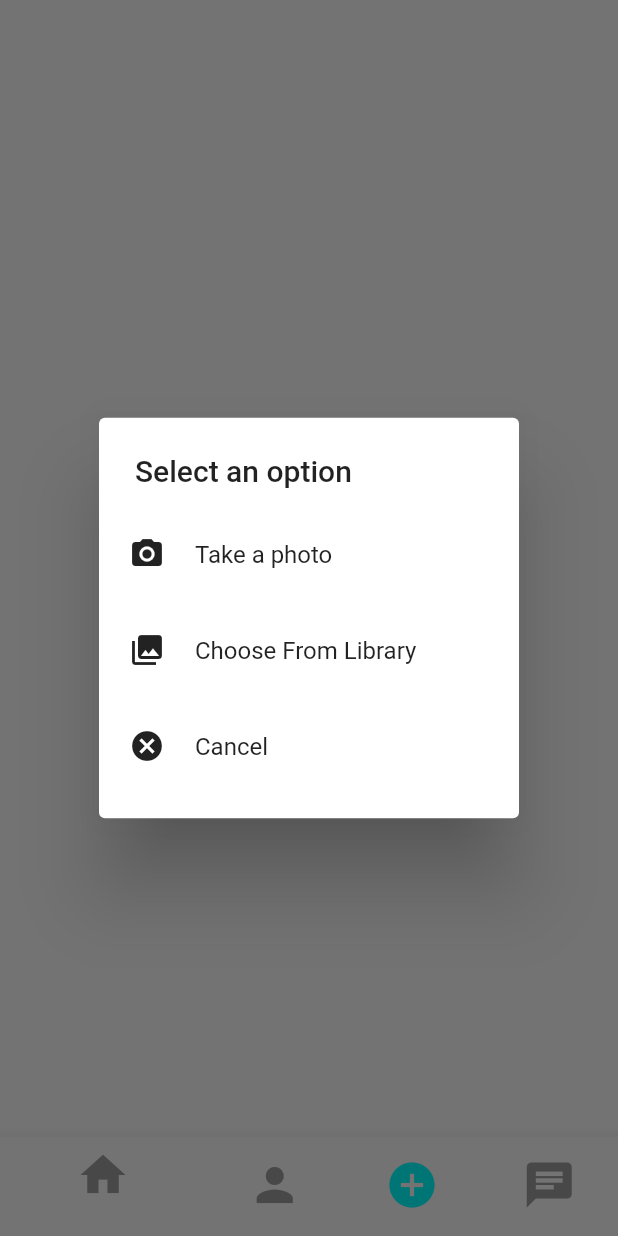
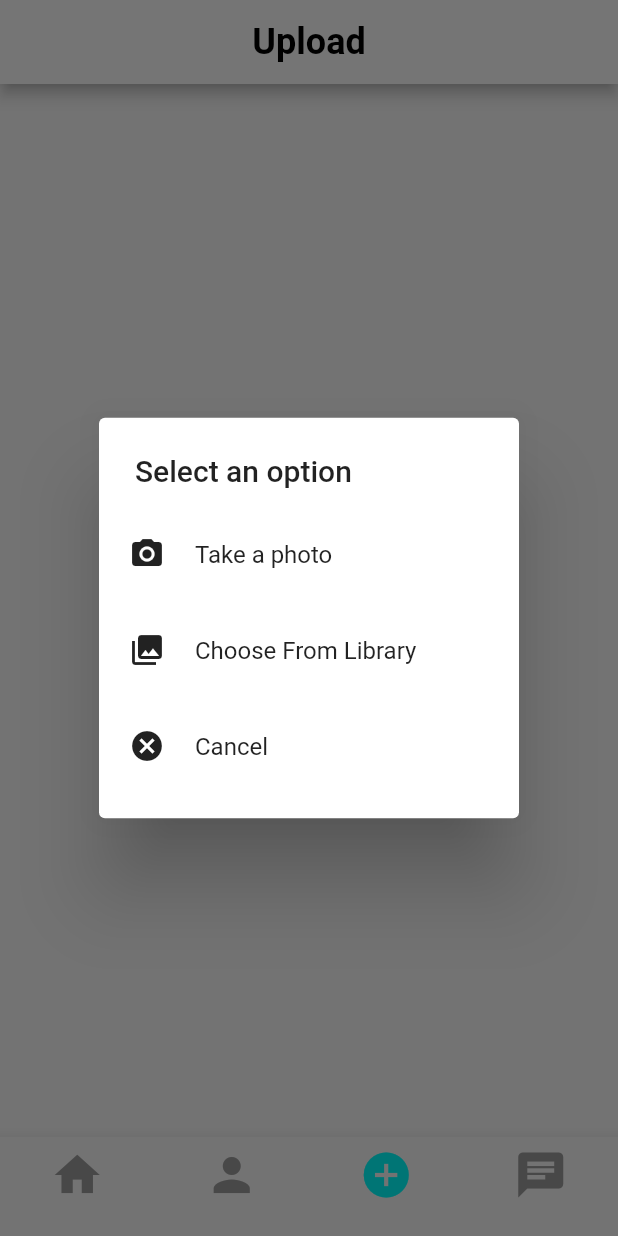
Before and after one commit to Georgeskf/Fitconnect, a Flutter app: the screen it shows once a user with an empty profile is signed in, item 3 of the bottom bar chosen, after a tap on the "upload" icon, on a phone screen of 412 x 824 dp. Run offline on Flutter 3.47's test engine with Material 2 defaults, Android fonts, the phone set to English and light mode, and no system bars; our stand-ins replace cloud_firestore, firebase_auth, firebase_core, firebase_storage, flutter_svg, image_picker; accounts and stored records are empty; generated files the repository leaves out were written again.

Commit message:
Add Feed

```diff
--- a/lib/screens/add_post_screen.dart
+++ b/lib/screens/add_post_screen.dart
@@ -114,12 +114,25 @@ class _AddPostScreenState extends State<AddPostScreen> {
     stdout.writeln(user!.toJson());
 
     return _file == null
-        ? Center(
-            child: IconButton(
-              onPressed: () {
-                _selectImage(context);
-              },
-              icon: const Icon(Icons.upload),
+        ? Scaffold(
+            appBar: AppBar(
+              centerTitle: true,
+              backgroundColor: Colors.white,
+              title: const Text(
+                "Upload",
+                style: TextStyle(
+                    color: Colors.black,
+                    fontWeight: FontWeight.bold,
+                    fontSize: 24),
+              ),
+            ),
+            body: Center(
+              child: IconButton(
+                onPressed: () {
+                  _selectImage(context);
+                },
+                icon: const Icon(Icons.upload),
+              ),
             ),
           )
         : Scaffold(
--- /dev/null
+++ b/lib/screens/feed_screen.dart
@@ -0,0 +1,37 @@
+import 'package:cloud_firestore/cloud_firestore.dart';
+import 'package:flutter/material.dart';
+import 'package:hassan_mortada_social_fitness/widgets/post_card.dart';
+
+class FeedScreen extends StatelessWidget {
+  const FeedScreen({Key? key}) : super(key: key);
+
+  @override
+  Widget build(BuildContext context) {
+    return Scaffold(
+      appBar: AppBar(
+        centerTitle: true,
+        title: const Text(
+          "Feed",
+          style: TextStyle(
+              color: Colors.black, fontWeight: FontWeight.bold, fontSize: 24),
+        ),
+        backgroundColor: Colors.white,
+      ),
+      body: StreamBuilder(
+        stream: FirebaseFirestore.instance.collection("posts").snapshots(),
+        builder: (context, snapshot) {
+          if (snapshot.connectionState == ConnectionState.waiting) {
+            return const CircularProgressIndicator();
+          }
+
+          return ListView.builder(
+            itemCount: snapshot.data!.docs.length,
+            itemBuilder: (context, index) => PostCard(
+              snap: List.from(snapshot.data!.docs.reversed)[index].data()
+            ),
+          );
+        },
+      ),
+    );
+  }
+}
--- a/lib/screens/layout_screen.dart
+++ b/lib/screens/layout_screen.dart
@@ -7,6 +7,7 @@ import 'package:hassan_mortada_social_fitness/models/user.dart';
 import 'package:hassan_mortada_social_fitness/providers/user_provider.dart';
 import 'package:hassan_mortada_social_fitness/resources/auth_methods.dart';
 import 'package:hassan_mortada_social_fitness/screens/add_post_screen.dart';
+import 'package:hassan_mortada_social_fitness/screens/feed_screen.dart';
 import 'package:hassan_mortada_social_fitness/utils/colors.dart';
 import 'package:provider/provider.dart';
 
@@ -43,13 +44,14 @@ class _LayoutScreenState extends State<LayoutScreen> {
   }
 
   void addData() async {
-    UserProvider _userProvider = Provider.of(context,listen: false);
+    UserProvider _userProvider = Provider.of(context, listen: false);
     await _userProvider.refreshUser();
   }
 
   void navigateTo(int page) {
     pageController.jumpToPage(page);
   }
+
   @override
   Widget build(BuildContext context) {
     return Scaffold(
@@ -57,13 +59,14 @@ class _LayoutScreenState extends State<LayoutScreen> {
         controller: pageController,
         onPageChanged: onPageChanged,
         children: const [
-          Center(child: Text("Feed")),
+          FeedScreen(),
           Center(child: Text("Profile")),
           AddPostScreen(),
           Center(child: Text("Chats")),
         ],
       ),
       bottomNavigationBar: BottomNavigationBar(
+        type: BottomNavigationBarType.fixed,
         items: [
           BottomNavigationBarItem(
               icon: Icon(Icons.home,
@@ -86,5 +89,4 @@ class _LayoutScreenState extends State<LayoutScreen> {
       ),
     );
   }
-
 }
--- a/pubspec.yaml
+++ b/pubspec.yaml
@@ -43,6 +43,7 @@ dependencies:
   firebase_storage: ^11.1.2
   provider: ^6.0.5
   uuid: ^3.0.7
+  intl: ^0.17.0
 
 dev_dependencies:
   flutter_test:
@@ -69,6 +70,7 @@ flutter:
   # To add assets to your application, add an assets section, like this:
   assets:
      - assets/LOGO.svg
+     - assets/profile.svg
   #   - images/a_dot_ham.jpeg
 
   # An image asset can refer to one or more resolution-specific "variants", see
```
Also changed, not shown: lib/widgets/post_card.dart (added, +152 -0 lines), assets/profile.svg (added), pubspec.lock.
